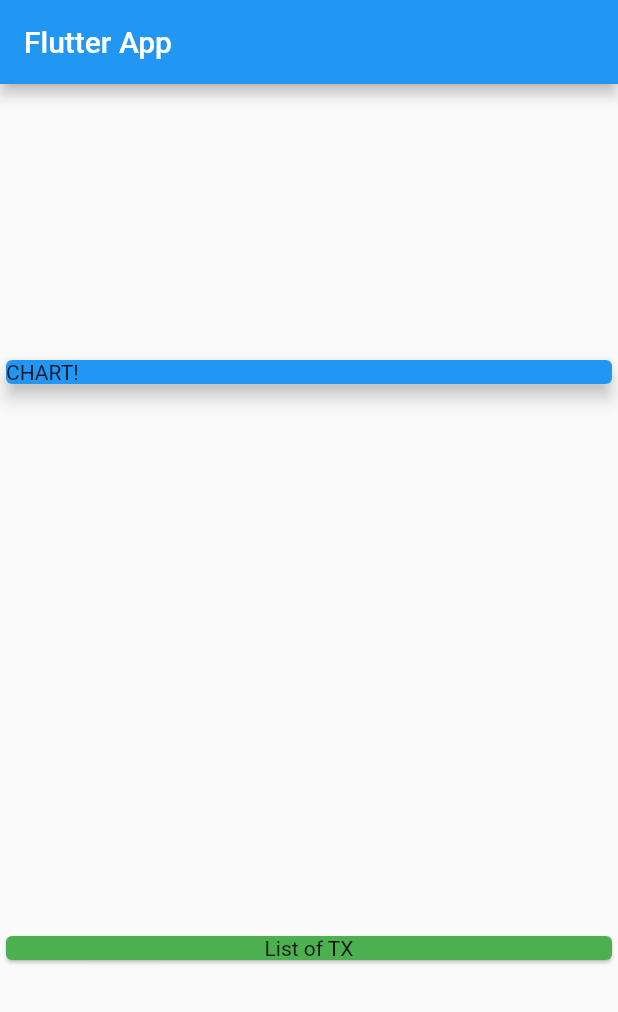
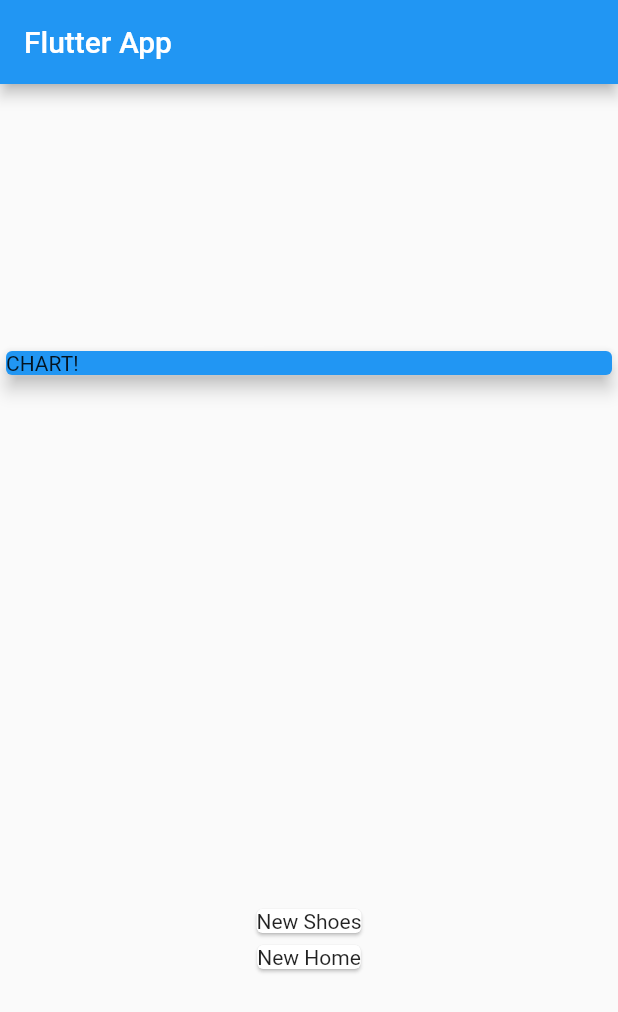
Before and after one commit to kong-hub/PERSONAL-EXPENSES-APP, a Flutter app: the screen it shows after launch, on a phone screen of 412 x 824 dp. Shown: the top 1012 px of the screen. Run offline on Flutter 3.47's test engine with Material 2 defaults, Android fonts, the phone set to English and light mode, and no system bars.

Commit message:
Mapping the transaction data into the Widget

```diff
--- a/lib/main.dart
+++ b/lib/main.dart
@@ -53,12 +53,12 @@ class MyHomePage extends StatelessWidget {
               elevation: 5,
             ),
           ),
-          Card(
-            color: Colors.green,
-            child: Text(
-              'List of TX',
-              textAlign: TextAlign.center,
-            ),
+          Column(
+            children: transactions.map((transaction) {
+              return Card(
+                child: Text(transaction.title),
+              );
+            }).toList(),
           ),
         ],
       ),
```
